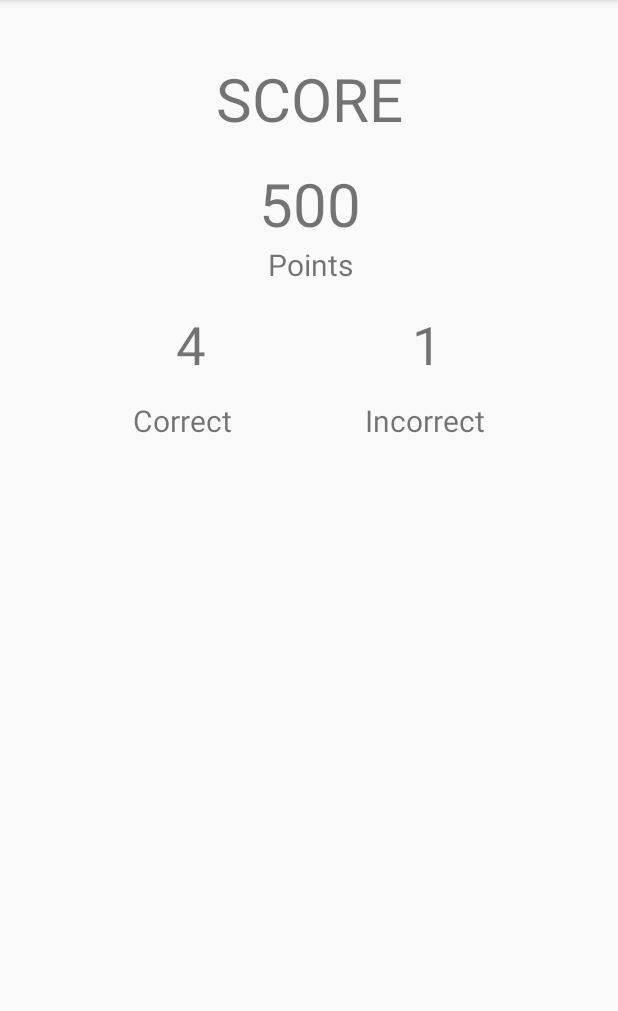
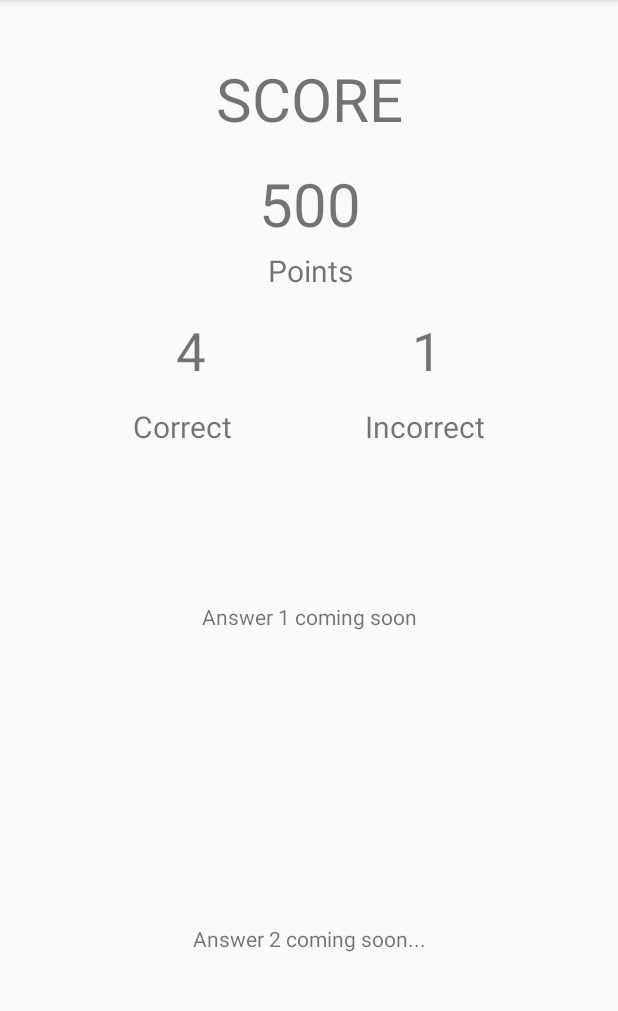
Before and after one commit to vikassoni99/Quiz-App, an Android app: the Score screen opened directly, with no data from a screen before it, on a phone screen of 412 x 824 dp, the part 84-1095 px from its top. Run offline under Robolectric (Android 15) with nearby library versions, the phone set to English and light mode, and no system bars.

Commit message:
Score Card UI created

```diff
--- a/app/src/main/res/layout/score.xml
+++ b/app/src/main/res/layout/score.xml
@@ -62,6 +62,7 @@
         android:id="@+id/textViewPointsText"
         android:layout_width="wrap_content"
         android:layout_height="wrap_content"
+        android:layout_marginTop="4dp"
         android:text="Points"
         android:textSize="20sp"
         app:layout_constraintEnd_toEndOf="@+id/textView4"
@@ -106,6 +107,7 @@
         android:id="@+id/textView8"
         android:layout_width="wrap_content"
         android:layout_height="wrap_content"
+        android:layout_marginTop="4dp"
         android:text="Correct"
         android:textSize="20sp"
         app:layout_constraintBottom_toTopOf="@+id/guideBelowScore"
@@ -118,6 +120,7 @@
         android:id="@+id/textView9"
         android:layout_width="wrap_content"
         android:layout_height="wrap_content"
+        android:layout_marginTop="4dp"
         android:text="Incorrect"
         android:textSize="20sp"
         app:layout_constraintBottom_toTopOf="@+id/guideBelowScore"
@@ -126,4 +129,25 @@
         app:layout_constraintStart_toEndOf="@+id/textView8"
         app:layout_constraintTop_toBottomOf="@+id/textViewIncorrectValue" />
 
+    <TextView
+        android:id="@+id/textViewAns1"
+        android:layout_width="wrap_content"
+        android:layout_height="wrap_content"
+        android:layout_marginBottom="102dp"
+        android:text="Answer 1 coming soon"
+        app:layout_constraintBottom_toTopOf="@+id/textViewAns2"
+        app:layout_constraintEnd_toStartOf="@+id/guideV2"
+        app:layout_constraintStart_toStartOf="@+id/guideV1"
+        app:layout_constraintTop_toTopOf="@+id/guideBelowScore" />
+
+    <TextView
+        android:id="@+id/textViewAns2"
+        android:layout_width="wrap_content"
+        android:layout_height="wrap_content"
+        android:text="Answer 2 coming soon..."
+        app:layout_constraintEnd_toStartOf="@+id/guideV2"
+        app:layout_constraintStart_toStartOf="@+id/guideV1"
+        app:layout_constraintBottom_toTopOf="@+id/guideH2"
+        app:layout_constraintTop_toBottomOf="@+id/textViewAns1"/>
+
 </androidx.constraintlayout.widget.ConstraintLayout>
```
